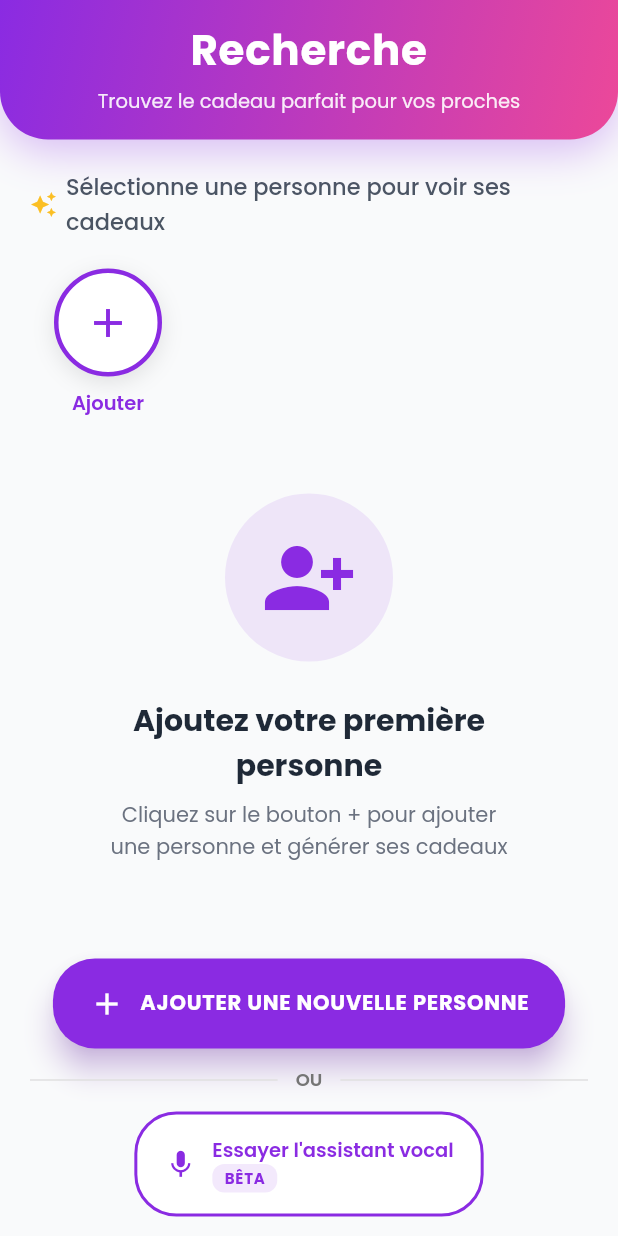
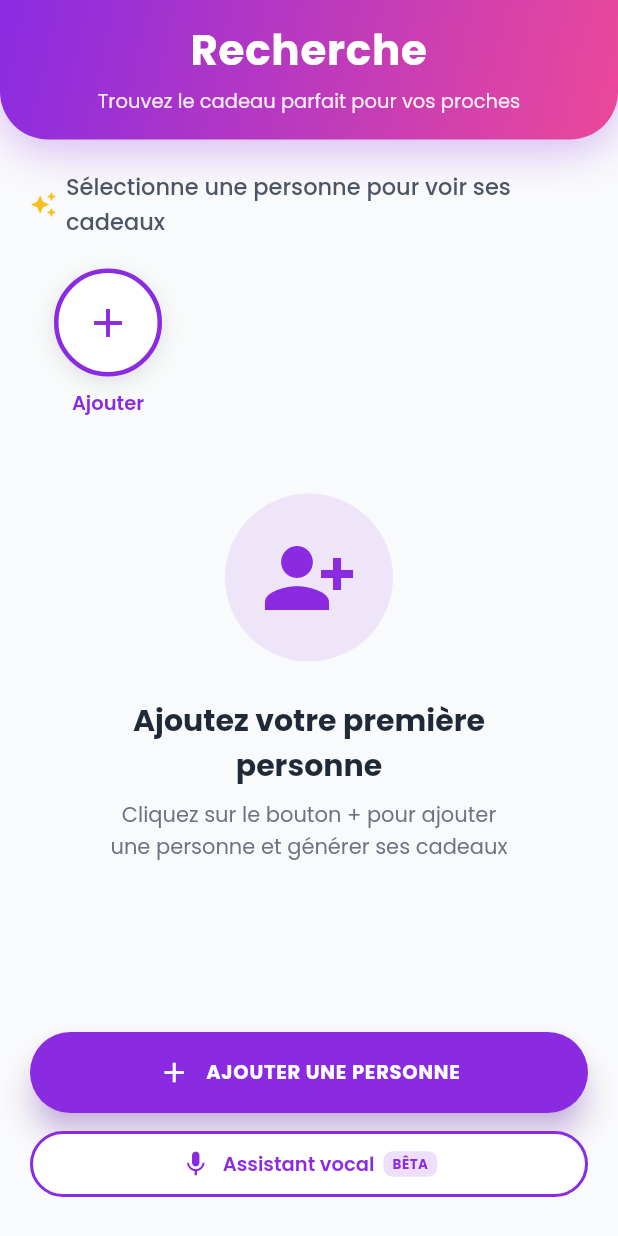
Before and after one commit to Aureliengrl/Doron, a Flutter app: the SearchPageWidget screen opened directly, on a phone screen of 412 x 824 dp. Run offline on Flutter 3.47's test engine with Material 3 defaults, Android fonts, the phone set to English and light mode, and no system bars; our stand-ins replace auto_size_text, cached_network_image, cloud_firestore, easy_debounce, equatable, firebase_auth and 16 more; missing offline and left inert: json_path, mime_type; accounts and stored records are empty.

Commit message:
fix: CTA permanent en bas de la page recherche
Correction de l'Issue 3 - Rendre le CTA fixe en bas de l'écran :

**Changements :**
- Transformation du CTA de scrollable en position fixe (Positioned)
- Ajout d'un gradient de fond pour meilleure lisibilité
- Optimisation de la mise en page (boutons plus compacts)
- Ajout espacement 180px en bas du scroll pour le CTA + bottom nav

**Boutons CTA :**
1. "Ajouter une personne" - Bouton principal violet
2. "Assistant vocal (BÊTA)" - Bouton secondaire outlined

Le CTA reste maintenant visible en permanence pendant le scroll.

```diff
--- a/lib/pages/new_pages/search_page/search_page_widget.dart
+++ b/lib/pages/new_pages/search_page/search_page_widget.dart
@@ -123,7 +123,10 @@ class _SearchPageWidgetState extends State<SearchPageWidget> {
     return Scaffold(
       key: scaffoldKey,
       backgroundColor: const Color(0xFFF9FAFB),
-      body: CustomScrollView(
+      body: Stack(
+        children: [
+          // Contenu principal scrollable
+          CustomScrollView(
             slivers: [
               // Header violet arrondi
               SliverToBoxAdapter(child: _buildHeader()),
@@ -141,14 +144,32 @@ class _SearchPageWidgetState extends State<SearchPageWidget> {
               // Grille de produits
               _buildProductsGrid(),
 
-          // Bouton ajouter en bas du scroll (pas fixe)
-          SliverToBoxAdapter(child: Padding(
-            padding: const EdgeInsets.symmetric(vertical: 24),
+              // Espacement pour le CTA fixe en bas + bottom nav
+              const SliverToBoxAdapter(child: SizedBox(height: 180)),
+            ],
+          ),
+
+          // CTA fixe en bas de l'écran
+          Positioned(
+            bottom: 0,
+            left: 0,
+            right: 0,
+            child: Container(
+              decoration: BoxDecoration(
+                gradient: LinearGradient(
+                  begin: Alignment.topCenter,
+                  end: Alignment.bottomCenter,
+                  colors: [
+                    const Color(0xFFF9FAFB).withOpacity(0),
+                    const Color(0xFFF9FAFB),
+                    const Color(0xFFF9FAFB),
+                  ],
+                ),
+              ),
+              padding: const EdgeInsets.fromLTRB(20, 16, 20, 24),
               child: _buildAddPersonButton(),
-          )),
-
-          // Espacement pour la bottom nav
-          const SliverToBoxAdapter(child: SizedBox(height: 80)),
+            ),
+          ),
         ],
       ),
     );
@@ -890,16 +911,15 @@ class _SearchPageWidgetState extends State<SearchPageWidget> {
   }
 
   Widget _buildAddPersonButton() {
-    return Container(
-      margin: const EdgeInsets.symmetric(horizontal: 20),
-      child: Column(
+    return Column(
+      mainAxisSize: MainAxisSize.min,
       children: [
         // Bouton traditionnel avec formulaire
         ElevatedButton(
-            onPressed: () => context.go('/onboarding-advanced?skipUserQuestions=true'),
+          onPressed: () => context.go('/onboarding-advanced?skipUserQuestions=true&returnTo=/search-page'),
           style: ElevatedButton.styleFrom(
             backgroundColor: violetColor,
-              padding: const EdgeInsets.symmetric(horizontal: 24, vertical: 18),
+            padding: const EdgeInsets.symmetric(horizontal: 24, vertical: 16),
             shape: RoundedRectangleBorder(
               borderRadius: BorderRadius.circular(28),
             ),
@@ -907,54 +927,34 @@ class _SearchPageWidgetState extends State<SearchPageWidget> {
             shadowColor: violetColor.withOpacity(0.5),
           ),
           child: Row(
-              mainAxisSize: MainAxisSize.min,
+            mainAxisAlignment: MainAxisAlignment.center,
             children: [
-                const Icon(Icons.add, color: Colors.white, size: 24),
+              const Icon(Icons.add, color: Colors.white, size: 22),
               const SizedBox(width: 10),
-                Text(
-                  'AJOUTER UNE NOUVELLE PERSONNE',
+              Flexible(
+                child: Text(
+                  'AJOUTER UNE PERSONNE',
                   style: GoogleFonts.poppins(
-                    fontSize: 14,
+                    fontSize: 13,
                     fontWeight: FontWeight.bold,
                     color: Colors.white,
                     letterSpacing: 0.5,
+                  ),
                 ),
               ),
             ],
           ),
         ),
 
-          const SizedBox(height: 12),
+        const SizedBox(height: 10),
 
-          // Séparateur "OU"
-          Row(
-            children: [
-              Expanded(child: Divider(color: Colors.grey[300], thickness: 1)),
-              Padding(
-                padding: const EdgeInsets.symmetric(horizontal: 12),
-                child: Text(
-                  'OU',
-                  style: GoogleFonts.poppins(
-                    fontSize: 12,
-                    fontWeight: FontWeight.w600,
-                    color: Colors.grey[600],
-                  ),
-                ),
-              ),
-              Expanded(child: Divider(color: Colors.grey[300], thickness: 1)),
-            ],
-          ),
-
-          const SizedBox(height: 12),
-
-          // Bouton Assistant Vocal (BÊTA)
+        // Bouton Assistant Vocal condensé
         OutlinedButton(
           onPressed: () {
-              // Naviguer vers la page d'écoute vocale
             context.push('/voiceListening');
           },
           style: OutlinedButton.styleFrom(
-              padding: const EdgeInsets.symmetric(horizontal: 20, vertical: 16),
+            padding: const EdgeInsets.symmetric(horizontal: 20, vertical: 12),
             shape: RoundedRectangleBorder(
               borderRadius: BorderRadius.circular(28),
             ),
@@ -962,47 +962,42 @@ class _SearchPageWidgetState extends State<SearchPageWidget> {
             backgroundColor: Colors.white,
           ),
           child: Row(
-              mainAxisSize: MainAxisSize.min,
+            mainAxisAlignment: MainAxisAlignment.center,
             children: [
-                Icon(Icons.mic, color: violetColor, size: 22),
-                const SizedBox(width: 10),
-                Column(
-                  crossAxisAlignment: CrossAxisAlignment.start,
-                  children: [
+              Icon(Icons.mic, color: violetColor, size: 20),
+              const SizedBox(width: 8),
               Text(
-                      'Essayer l\'assistant vocal',
+                'Assistant vocal',
                 style: GoogleFonts.poppins(
                   fontSize: 13,
                   fontWeight: FontWeight.w600,
                   color: violetColor,
                 ),
               ),
+              const SizedBox(width: 6),
               Container(
                 padding: const EdgeInsets.symmetric(
-                        horizontal: 8,
+                  horizontal: 6,
                   vertical: 2,
                 ),
                 decoration: BoxDecoration(
-                        color: violetColor.withOpacity(0.1),
-                        borderRadius: BorderRadius.circular(8),
+                  color: violetColor.withOpacity(0.15),
+                  borderRadius: BorderRadius.circular(6),
                 ),
                 child: Text(
                   'BÊTA',
                   style: GoogleFonts.poppins(
-                          fontSize: 10,
+                    fontSize: 9,
                     fontWeight: FontWeight.bold,
                     color: violetColor,
-                          letterSpacing: 0.5,
+                    letterSpacing: 0.3,
                   ),
                 ),
               ),
             ],
           ),
-              ],
-            ),
         ),
       ],
-      ),
     );
   }
 
```
Lines whose indentation alone changed are shown as unchanged.
